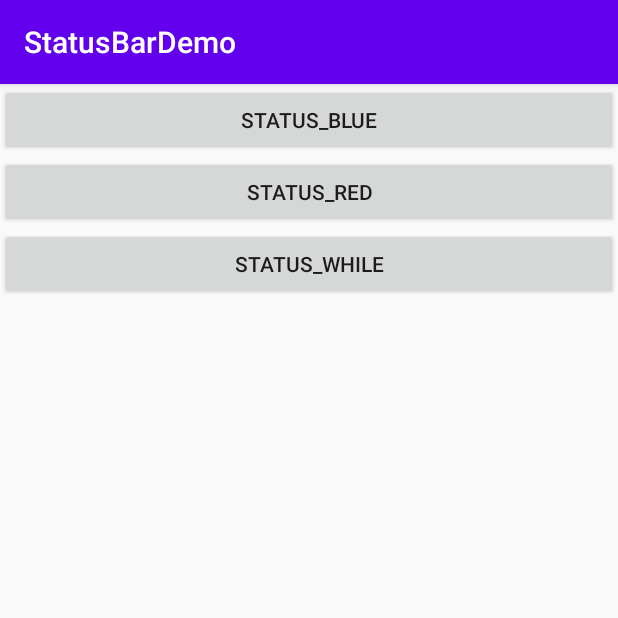
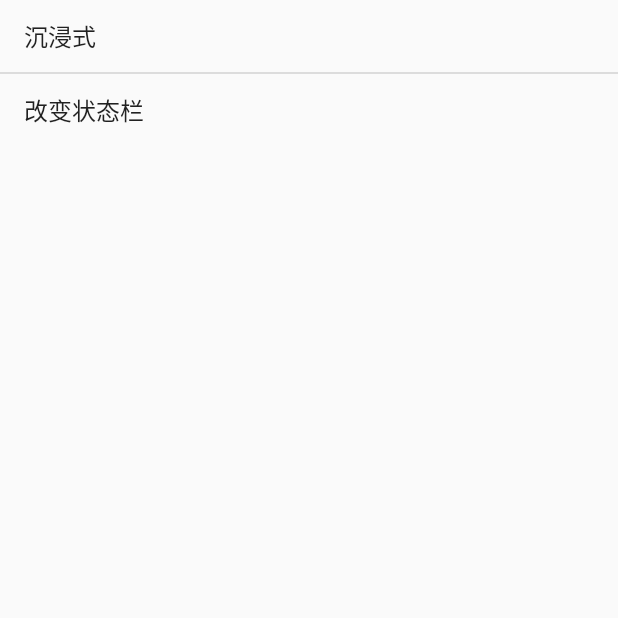
Before and after one commit to FeiManba/StatusBarDemo, an Android app: the screen it shows after launch (MainActivity), on a phone screen of 412 x 824 dp, the top half of it. Run offline under Robolectric (Android 15) with nearby library versions, the phone set to English and light mode, and no system bars.

Commit message:
沉浸式 状态栏

```diff
--- a/app/build.gradle
+++ b/app/build.gradle
@@ -25,7 +25,6 @@ dependencies {
     implementation fileTree(dir: "libs", include: ["*.jar"])
     implementation 'com.android.support:appcompat-v7:28.0.0'
     implementation 'com.android.support:design:28.0.0'
-    implementation 'com.android.support.constraint:constraint-layout:1.1.3'
     testImplementation 'junit:junit:4.12'
     androidTestImplementation 'com.android.support.test:runner:1.0.2'
     androidTestImplementation 'com.android.support.test.espresso:espresso-core:3.0.2'
--- a/app/src/main/java/com/feima/statusbardemo/MainActivity.java
+++ b/app/src/main/java/com/feima/statusbardemo/MainActivity.java
@@ -1,58 +1,41 @@
 package com.feima.statusbardemo;
 
-import android.graphics.Color;
+import android.content.Intent;
 import android.os.Bundle;
+import android.support.annotation.Nullable;
 import android.support.v7.app.AppCompatActivity;
 import android.view.View;
-import android.widget.Button;
+import android.widget.AdapterView;
+import android.widget.ArrayAdapter;
+import android.widget.ListView;
 
-import com.feima.statusbardemo.eyes.Eyes;
-
-public class MainActivity extends AppCompatActivity implements View.OnClickListener {
-
-    /**
-     * status_blue
-     */
-    private Button mBtnStatusBlue;
-    /**
-     * status_red
-     */
-    private Button mBtnStatusRed;
-    /**
-     * status_while
-     */
-    private Button mBtnStatusWhile;
+public class MainActivity extends AppCompatActivity {
+    private ListView mListWidget;
 
     @Override
-    protected void onCreate(Bundle savedInstanceState) {
+    protected void onCreate(@Nullable Bundle savedInstanceState) {
         super.onCreate(savedInstanceState);
         setContentView(R.layout.activity_main);
         initView();
+        initData();
+    }
+
+    private void initData() {
+        mListWidget.setAdapter(new ArrayAdapter<>(this, android.R.layout.simple_list_item_1, new String[]{"沉浸式", "改变状态栏"}));
+        mListWidget.setOnItemClickListener(new AdapterView.OnItemClickListener() {
+            @Override
+            public void onItemClick(AdapterView<?> parent, View view, int position, long id) {
+                String str = (String) mListWidget.getItemAtPosition(position);
+                if ("改变状态栏".equals(str)) {
+                    startActivity(new Intent(MainActivity.this, StatusBarChangeActivity.class));
+                } else if ("沉浸式".equals(str)) {
+                    startActivity(new Intent(MainActivity.this, ImmersiveStatusBarActivity.class));
+                }
+            }
+        });
     }
 
     private void initView() {
-        mBtnStatusBlue = (Button) findViewById(R.id.btn_status_blue);
-        mBtnStatusBlue.setOnClickListener(this);
-        mBtnStatusRed = (Button) findViewById(R.id.btn_status_red);
-        mBtnStatusRed.setOnClickListener(this);
-        mBtnStatusWhile = (Button) findViewById(R.id.btn_status_while);
-        mBtnStatusWhile.setOnClickListener(this);
-    }
-
-    @Override
-    public void onClick(View v) {
-        switch (v.getId()) {
-            default:
-                break;
-            case R.id.btn_status_blue:
-                Eyes.setStatusBarLightMode(this, Color.BLUE);
-                break;
-            case R.id.btn_status_red:
-                Eyes.setStatusBarLightMode(this, Color.RED);
-                break;
-            case R.id.btn_status_while:
-                Eyes.setStatusBarLightMode(this,Color.WHITE);
-                break;
-        }
+        mListWidget = (ListView) findViewById(R.id.list_widget);
     }
 }
--- a/app/src/main/res/layout/activity_main.xml
+++ b/app/src/main/res/layout/activity_main.xml
@@ -1,24 +1,11 @@
 <?xml version="1.0" encoding="utf-8"?>
 <LinearLayout xmlns:android="http://schemas.android.com/apk/res/android"
-    xmlns:tools="http://schemas.android.com/tools"
     android:layout_width="match_parent"
     android:layout_height="match_parent"
-    android:orientation="vertical"
-    tools:context=".MainActivity">
-    <Button
-        android:text="@string/status_blue"
-        android:id="@+id/btn_status_blue"
+    android:orientation="vertical">
+
+    <ListView
+        android:id="@+id/list_widget"
         android:layout_width="match_parent"
-        android:layout_height="wrap_content"/>
-    <Button
-        android:text="@string/status_red"
-        android:id="@+id/btn_status_red"
-        android:layout_width="match_parent"
-        android:layout_height="wrap_content"/>
-
-    <Button
-        android:text="@string/status_while"
-        android:id="@+id/btn_status_while"
-        android:layout_width="match_parent"
-        android:layout_height="wrap_content"/>
+        android:layout_height="wrap_content" />
 </LinearLayout>
--- /dev/null
+++ b/app/src/main/res/values-v19/styles.xml
@@ -0,0 +1,8 @@
+<?xml version="1.0" encoding="utf-8"?>
+<resources>
+    <!--沉浸式状态栏-->
+    <style name="ImageTranslucentTheme" parent="AppTheme">
+        <item name="android:windowTranslucentStatus">true</item>
+        <item name="android:windowTranslucentNavigation">true</item>
+    </style>
+</resources>
--- /dev/null
+++ b/app/src/main/res/values-v21/styles.xml
@@ -0,0 +1,10 @@
+<?xml version="1.0" encoding="utf-8"?>
+<resources>
+
+    <style name="ImageTranslucentTheme" parent="AppTheme">
+        <item name="android:windowTranslucentStatus">false</item>
+        <item name="android:windowDrawsSystemBarBackgrounds">true</item>
+        <!--Android 5.x开始需要把颜色设置透明，否则导航栏会呈现系统默认的浅灰色-->
+        <item name="android:statusBarColor">@android:color/transparent</item>
+    </style>
+</resources>
--- /dev/null
+++ b/app/src/main/res/values-v23/styles.xml
@@ -0,0 +1,10 @@
+<?xml version="1.0" encoding="utf-8"?>
+<resources>
+    <!--沉浸式状态栏-->
+    <style name="ImageTranslucentTheme" parent="AppTheme">
+        <item name="android:windowDrawsSystemBarBackgrounds">true</item>
+        <item name="android:windowTranslucentStatus">true</item>
+        <!-- 设置statusBarColor 为透明-->
+        <item name="android:statusBarColor">@android:color/transparent</item>
+    </style>
+</resources>
--- a/app/src/main/res/values/styles.xml
+++ b/app/src/main/res/values/styles.xml
@@ -1,10 +1,13 @@
 <resources>
     <!-- Base application theme. -->
-    <style name="AppTheme" parent="Theme.AppCompat.Light.DarkActionBar">
+    <style name="AppTheme" parent="Theme.AppCompat.Light.NoActionBar">
         <!-- Customize your theme here. -->
         <item name="colorPrimary">@color/colorPrimary</item>
         <item name="colorPrimaryDark">@color/colorPrimaryDark</item>
         <item name="colorAccent">@color/colorAccent</item>
     </style>
 
+    <!--透明状态栏-->
+    <style name="ImageTranslucentTheme" parent="AppTheme" />
+
 </resources>
```
Also changed, not shown: app/src/main/AndroidManifest.xml (+7 -0 lines), app/src/main/java/com/feima/statusbardemo/ImmersiveStatusBarActivity.java (added, +35 -0 lines), app/src/main/java/com/feima/statusbardemo/StatusBarChangeActivity.java (added, +62 -0 lines), app/src/main/res/layout/activity_immersive_status_bar.xml (added, +64 -0 lines), app/src/main/res/layout/activity_status_change_bar.xml (added, +24 -0 lines), app/src/main/res/mipmap-xxxhdpi/icon_title_return.png (added), 1 other file.
